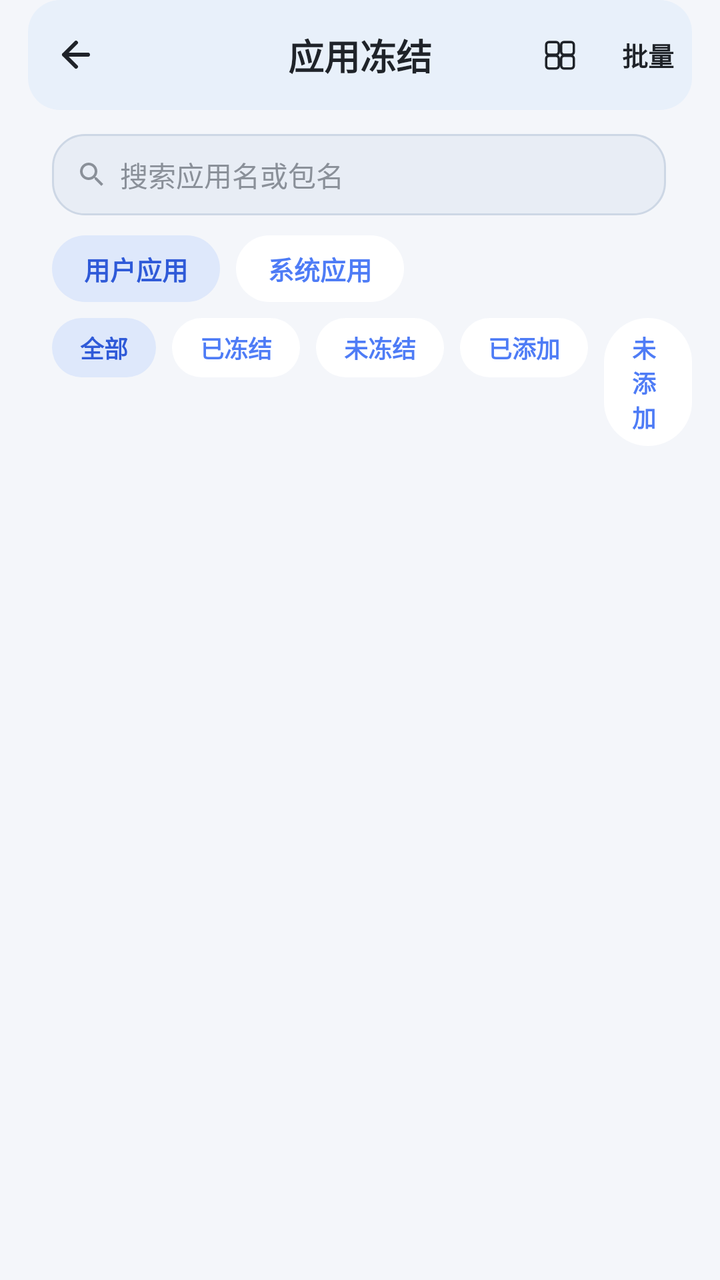
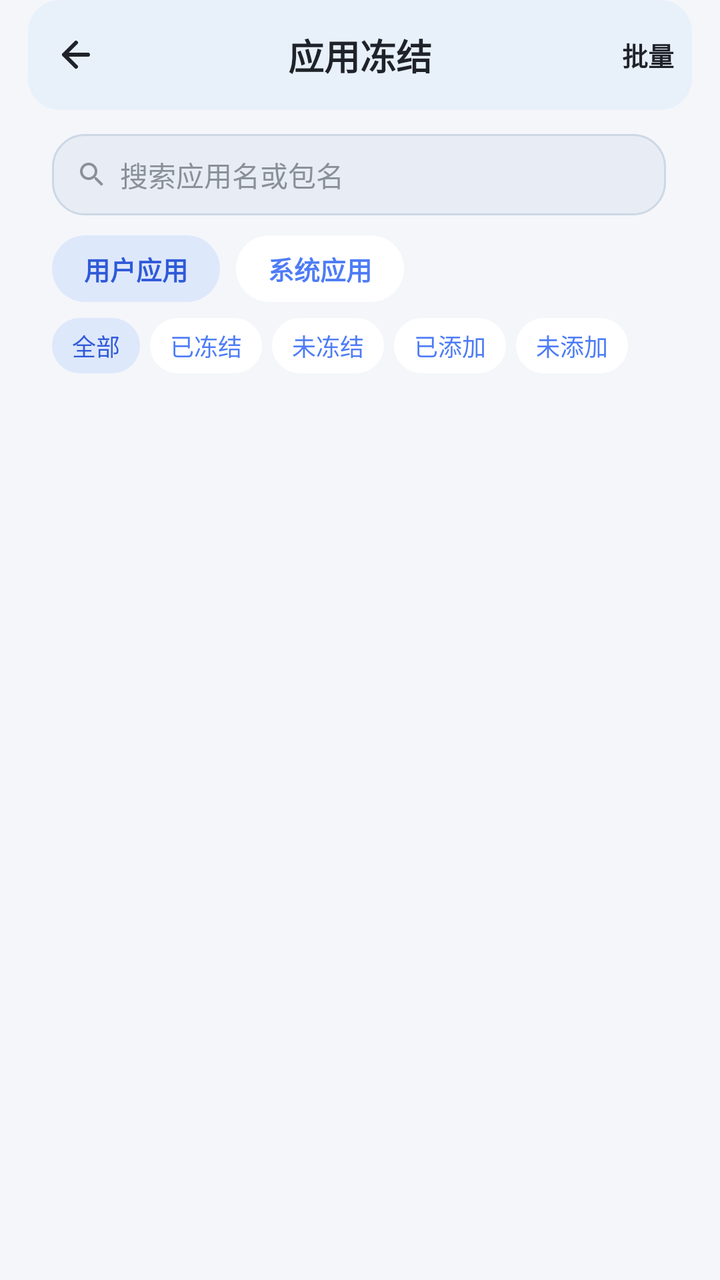

Screens rendered from an Android XML layout before and after an edit, with the pre-edit source and the edit as a unified diff.
<!-- AndroidManifest.xml: application theme Theme.Jin -->
<!-- res/layout/activity_app_freeze.xml -->
<?xml version="1.0" encoding="utf-8"?>
<LinearLayout xmlns:android="http://schemas.android.com/apk/res/android"
    android:layout_width="match_parent"
    android:layout_height="match_parent"
    android:background="@color/page_bg"
    android:orientation="vertical">

    <FrameLayout
        android:id="@+id/pick_header"
        android:layout_width="match_parent"
        android:layout_height="@dimen/page_header_row"
        android:background="@drawable/bg_header">

        
        <LinearLayout
            android:layout_width="wrap_content"
            android:layout_height="match_parent"
            android:layout_gravity="start|center_vertical"
            android:gravity="center_vertical"
            android:orientation="horizontal"
            android:paddingStart="14dp">

            <ImageButton
                android:id="@+id/back"
                style="@style/PageHeaderBack"
                android:layout_marginStart="0dp"
                android:contentDescription="返回"
                android:src="@drawable/ic_back" />
        </LinearLayout>

        <TextView
            android:id="@+id/title"
            style="@style/PageHeaderTitle"
            android:layout_width="wrap_content"
            android:layout_height="wrap_content"
            android:layout_weight="0"
            android:layout_gravity="center"
            android:text="应用冻结" />

        
        <LinearLayout
            android:layout_width="wrap_content"
            android:layout_height="match_parent"
            android:layout_gravity="end|center_vertical"
            android:gravity="center_vertical"
            android:orientation="horizontal"
            android:paddingEnd="14dp">

            <ImageButton
                android:id="@+id/view_mode"
                style="@style/PageHeaderActionIcon"
                android:layout_marginEnd="0dp"
                android:contentDescription="切换列表 / 宫格"
                android:padding="13dp"
                android:scaleType="fitCenter"
                android:src="@drawable/ic_qp_grid" />

            <ImageButton
                android:id="@+id/pick_done"
                style="@style/PageHeaderActionIcon"
                android:layout_marginEnd="0dp"
                android:contentDescription="完成添加至列表"
                android:src="@drawable/ic_pick_done"
                android:tint="@color/blue"
                android:visibility="gone" />

            <TextView
                android:id="@+id/batch"
                style="@style/PageHeaderAction"
                android:layout_marginEnd="0dp"
                android:text="批量" />
        </LinearLayout>
    </FrameLayout>

    <LinearLayout
        android:layout_width="match_parent"
        android:layout_height="wrap_content"
        android:orientation="vertical"
        android:paddingStart="14dp"
        android:paddingTop="12dp"
        android:paddingEnd="14dp">

        <EditText
            android:id="@+id/search"
            android:layout_width="match_parent"
            android:layout_height="wrap_content"
            android:layout_marginStart="12dp"
            android:layout_marginEnd="13dp"
            android:background="@drawable/bg_field_list"
            android:backgroundTint="@null"
            android:cursorVisible="false"
            android:drawableStart="@drawable/ic_sc_search"
            android:drawablePadding="6dp"
            android:hint="搜索应用名或包名"
            android:importantForAutofill="no"
            android:inputType="text"
            android:paddingLeft="12dp"
            android:paddingTop="10dp"
            android:paddingRight="12dp"
            android:paddingBottom="10dp"
            android:singleLine="true"
            android:textColor="@color/text_secondary"
            android:textColorHint="@color/text_secondary"
            android:textSize="14sp" />

        <LinearLayout
            android:layout_width="match_parent"
            android:layout_height="wrap_content"
            android:layout_marginTop="10dp"
            android:orientation="horizontal"
            android:paddingStart="12dp">

            <TextView
                android:id="@+id/filter_user"
                android:layout_width="wrap_content"
                android:layout_height="wrap_content"
                android:background="@drawable/bg_btn_blue_soft"
                android:paddingLeft="16dp"
                android:paddingTop="7dp"
                android:paddingRight="16dp"
                android:paddingBottom="7dp"
                android:text="用户应用"
                android:textColor="@color/tab_selected_text"
                android:textSize="13sp"
                android:textStyle="bold" />

            <TextView
                android:id="@+id/filter_system"
                android:layout_width="wrap_content"
                android:layout_height="wrap_content"
                android:layout_marginStart="8dp"
                android:background="@drawable/bg_btn_white"
                android:paddingLeft="16dp"
                android:paddingTop="7dp"
                android:paddingRight="16dp"
                android:paddingBottom="7dp"
                android:text="系统应用"
                android:textColor="@color/blue"
                android:textSize="13sp"
                android:textStyle="bold" />
        </LinearLayout>

        <LinearLayout
            android:layout_width="match_parent"
            android:layout_height="wrap_content"
            android:layout_marginTop="8dp"
            android:orientation="horizontal"
            android:paddingStart="12dp">

            <TextView
                android:id="@+id/state_all"
                android:layout_width="wrap_content"
                android:layout_height="wrap_content"
                android:background="@drawable/bg_btn_blue_soft"
                android:paddingLeft="14dp"
                android:paddingTop="6dp"
                android:paddingRight="14dp"
                android:paddingBottom="6dp"
                android:text="全部"
                android:textColor="@color/tab_selected_text"
                android:textSize="12sp"
                android:textStyle="bold" />

            <TextView
                android:id="@+id/state_frozen"
                android:layout_width="wrap_content"
                android:layout_height="wrap_content"
                android:layout_marginStart="8dp"
                android:background="@drawable/bg_btn_white"
                android:paddingLeft="14dp"
                android:paddingTop="6dp"
                android:paddingRight="14dp"
                android:paddingBottom="6dp"
                android:text="已冻结"
                android:textColor="@color/blue"
                android:textSize="12sp"
                android:textStyle="bold" />

            <TextView
                android:id="@+id/state_unfrozen"
                android:layout_width="wrap_content"
                android:layout_height="wrap_content"
                android:layout_marginStart="8dp"
                android:background="@drawable/bg_btn_white"
                android:paddingLeft="14dp"
                android:paddingTop="6dp"
                android:paddingRight="14dp"
                android:paddingBottom="6dp"
                android:text="未冻结"
                android:textColor="@color/blue"
                android:textSize="12sp"
                android:textStyle="bold" />

            <TextView
                android:id="@+id/state_in_list"
                android:layout_width="wrap_content"
                android:layout_height="wrap_content"
                android:layout_marginStart="8dp"
                android:background="@drawable/bg_btn_white"
                android:paddingLeft="14dp"
                android:paddingTop="6dp"
                android:paddingRight="14dp"
                android:paddingBottom="6dp"
                android:text="已添加"
                android:textColor="@color/blue"
                android:textSize="12sp"
                android:textStyle="bold" />

            <TextView
                android:id="@+id/state_not_in_list"
                android:layout_width="wrap_content"
                android:layout_height="wrap_content"
                android:layout_marginStart="8dp"
                android:background="@drawable/bg_btn_white"
                android:paddingLeft="14dp"
                android:paddingTop="6dp"
                android:paddingRight="14dp"
                android:paddingBottom="6dp"
                android:text="未添加"
                android:textColor="@color/blue"
                android:textSize="12sp"
                android:textStyle="bold" />
        </LinearLayout>

        <LinearLayout
            android:id="@+id/sys_hint_row"
            android:layout_width="match_parent"
            android:layout_height="wrap_content"
            android:layout_marginTop="8dp"
            android:gravity="center_vertical"
            android:orientation="horizontal"
            android:paddingStart="12dp"
            android:paddingEnd="13dp"
            android:visibility="gone">

            <TextView
                android:id="@+id/sys_hint"
                android:layout_width="0dp"
                android:layout_height="wrap_content"
                android:layout_weight="1"
                android:text="冻结系统应用可能影响系统功能"
                android:textColor="@color/text_secondary"
                android:textSize="12sp" />

            <TextView
                android:id="@+id/sys_hint_dismiss"
                android:layout_width="wrap_content"
                android:layout_height="wrap_content"
                android:paddingStart="8dp"
                android:paddingTop="2dp"
                android:paddingBottom="2dp"
                android:text="不再提示"
                android:textColor="@color/blue"
                android:textSize="12sp" />
        </LinearLayout>

        <LinearLayout
            android:id="@+id/root_state_row"
            android:layout_width="match_parent"
            android:layout_height="wrap_content"
            android:layout_marginTop="8dp"
            android:gravity="center_vertical"
            android:orientation="horizontal"
            android:paddingStart="12dp"
            android:paddingEnd="13dp">

            <TextView
                android:id="@+id/root_state"
                android:layout_width="0dp"
                android:layout_height="wrap_content"
                android:layout_weight="1"
                android:textColor="@color/text_secondary"
                android:textSize="12sp" />

            <TextView
                android:id="@+id/root_state_dismiss"
                android:layout_width="wrap_content"
                android:layout_height="wrap_content"
                android:paddingStart="8dp"
                android:paddingTop="2dp"
                android:paddingEnd="2dp"
                android:paddingBottom="2dp"
                android:text="不再提示"
                android:textColor="@color/blue"
                android:textSize="12sp"
                android:visibility="gone" />
        </LinearLayout>
    </LinearLayout>

    
    <LinearLayout
        android:id="@+id/pick_strip"
        android:layout_width="match_parent"
        android:layout_height="wrap_content"
        android:layout_marginTop="6dp"
        android:orientation="vertical"
        android:visibility="gone" />

    <ScrollView
        android:layout_width="match_parent"
        android:layout_height="0dp"
        android:layout_weight="1"
        android:fillViewport="true"
        android:scrollbars="none">

        <LinearLayout
            android:id="@+id/grid"
            android:layout_width="match_parent"
            android:layout_height="wrap_content"
            android:orientation="vertical"
            android:paddingStart="22dp"
            android:paddingTop="10dp"
            android:paddingEnd="23dp"
            android:paddingBottom="16dp" />
    </ScrollView>

    <LinearLayout
        android:id="@+id/batch_bar"
        android:layout_width="match_parent"
        android:layout_height="wrap_content"
        android:background="@color/page_bg"
        android:orientation="horizontal"
        android:paddingStart="14dp"
        android:paddingTop="8dp"
        android:paddingEnd="14dp"
        android:paddingBottom="12dp"
        android:visibility="gone">

        <TextView
            android:id="@+id/btn_freeze"
            android:layout_width="0dp"
            android:layout_height="wrap_content"
            android:layout_weight="1"
            android:background="@drawable/bg_btn_blue"
            android:gravity="center"
            android:paddingTop="12dp"
            android:paddingBottom="12dp"
            android:text="一键冻结"
            android:textColor="#FFFFFF"
            android:textSize="15sp"
            android:textStyle="bold" />

        <TextView
            android:id="@+id/btn_unfreeze"
            android:layout_width="0dp"
            android:layout_height="wrap_content"
            android:layout_marginStart="10dp"
            android:layout_weight="1"
            android:background="@drawable/bg_btn_white"
            android:gravity="center"
            android:paddingTop="12dp"
            android:paddingBottom="12dp"
            android:text="一键解冻"
            android:textColor="@color/blue"
            android:textSize="15sp"
            android:textStyle="bold" />
    </LinearLayout>

</LinearLayout>
<!-- resources referenced by this layout -->
<resources>
  <color name="blue">#4E7CF6</color>
  <color name="page_bg">#F4F6FA</color>
  <color name="tab_selected_text">#2F5AD8</color>
  <color name="text_secondary">#8A9099</color>
  <dimen name="page_header_row">55dp</dimen>
  <!-- drawable bg_btn_blue (drawable) -->
  <?xml version="1.0" encoding="utf-8"?>
  <shape xmlns:android="http://schemas.android.com/apk/res/android" android:shape="rectangle">
      <solid android:color="@color/blue" />
      <corners android:radius="24dp" />
  </shape>
  <!-- drawable bg_btn_blue_soft (drawable) -->
  <?xml version="1.0" encoding="utf-8"?>
  <shape xmlns:android="http://schemas.android.com/apk/res/android"
      android:shape="rectangle">
      <solid android:color="@color/tab_selected_bg" />
      <corners android:radius="24dp" />
  </shape>
  <!-- drawable bg_btn_white (drawable) -->
  <?xml version="1.0" encoding="utf-8"?>
  <shape xmlns:android="http://schemas.android.com/apk/res/android" android:shape="rectangle">
      <solid android:color="@color/card_bg" />
      <corners android:radius="22dp" />
  </shape>
  <!-- drawable bg_header (drawable) -->
  <?xml version="1.0" encoding="utf-8"?>
  <layer-list xmlns:android="http://schemas.android.com/apk/res/android">
      <item android:left="14dp" android:right="14dp">
          <shape android:shape="rectangle">
              <solid android:color="@color/status_bg" />
              <corners android:radius="16dp" />
          </shape>
      </item>
  </layer-list>
  <style name="PageHeaderActionIcon">
          <item name="android:layout_width">@dimen/page_header_touch</item>
          <item name="android:layout_height">@dimen/page_header_touch</item>
          <item name="android:layout_marginEnd">14dp</item>
          <item name="android:background">@drawable/bg_header_ripple</item>
          <item name="android:padding">@dimen/page_header_action_padding</item>
          <item name="android:tint">@color/text_primary</item>
      </style>
  <style name="PageHeaderBack">
          <item name="android:layout_width">@dimen/page_header_touch</item>
          <item name="android:layout_height">@dimen/page_header_touch</item>
          <item name="android:layout_marginStart">14dp</item>
          <item name="android:background">@drawable/bg_header_ripple</item>
          <item name="android:padding">@dimen/page_header_back_padding</item>
          <item name="android:tint">@color/text_primary</item>
      </style>
  <color name="tab_selected_bg">#DEE8FB</color>
  <color name="card_bg">#FFFFFF</color>
  <color name="accent_surface_bg">#E8EDF5</color>
  <color name="accent_surface_stroke">#647A99</color>
  <color name="accent_surface_stroke_soft">#CDD7E5</color>
  <color name="status_bg">#E8F0FA</color>
  <dimen name="page_header_touch">44dp</dimen>
  <color name="text_primary">#1F2329</color>
  <dimen name="page_header_action_size">13sp</dimen>
  <!-- drawable bg_header_ripple (drawable) -->
  <?xml version="1.0" encoding="utf-8"?>
  <ripple xmlns:android="http://schemas.android.com/apk/res/android"
      android:color="@color/header_ripple">
      <item android:id="@android:id/mask">
          <shape android:shape="oval">
              <solid android:color="#FFFFFF" />
          </shape>
      </item>
  </ripple>
  <dimen name="page_header_action_padding">10dp</dimen>
  <dimen name="page_header_back_padding">10dp</dimen>
  <dimen name="page_header_title_size">18sp</dimen>
  <color name="blue_dark">#2F5AD8</color>
  <color name="header_ripple">#0F1F2329</color>
  <!-- drawable bg_dialog (drawable) -->
  <?xml version="1.0" encoding="utf-8"?>
  <shape xmlns:android="http://schemas.android.com/apk/res/android" android:shape="rectangle">
      <solid android:color="@color/page_bg" />
      <corners android:radius="@dimen/prompt_radius" />
  </shape>
  <dimen name="prompt_radius">16dp</dimen>
  <!-- unchanged entries left out for length: 9 -->
</resources>

<!-- the commit's change to res/layout/activity_app_freeze.xml (unified diff, before → after) -->
@@ -45,15 +45,6 @@
             android:gravity="center_vertical"
             android:orientation="horizontal"
             android:paddingEnd="14dp">
-
-            <ImageButton
-                android:id="@+id/view_mode"
-                style="@style/PageHeaderActionIcon"
-                android:layout_marginEnd="0dp"
-                android:contentDescription="切换列表 / 宫格"
-                android:padding="13dp"
-                android:scaleType="fitCenter"
-                android:src="@drawable/ic_qp_grid" />
 
             <ImageButton
                 android:id="@+id/pick_done"
@@ -140,87 +131,113 @@
                 android:textStyle="bold" />
         </LinearLayout>
 
-        <LinearLayout
-            android:layout_width="match_parent"
-            android:layout_height="wrap_content"
-            android:layout_marginTop="8dp"
-            android:orientation="horizontal"
-            android:paddingStart="12dp">
-
-            <TextView
-                android:id="@+id/state_all"
+        
+        <FrameLayout
+            android:id="@+id/view_mode_row"
+            android:layout_width="match_parent"
+            android:layout_height="wrap_content"
+            android:layout_marginTop="8dp">
+
+            <LinearLayout
+                android:layout_width="wrap_content"
+                android:layout_height="wrap_content"
+                android:layout_gravity="start|center_vertical"
+                android:orientation="horizontal"
+                android:paddingStart="12dp">
+
+                <TextView
+                    android:id="@+id/state_all"
                 android:layout_width="wrap_content"
                 android:layout_height="wrap_content"
                 android:background="@drawable/bg_btn_blue_soft"
-                android:paddingLeft="14dp"
-                android:paddingTop="6dp"
-                android:paddingRight="14dp"
-                android:paddingBottom="6dp"
+                android:gravity="center"
+                android:paddingLeft="10dp"
+                android:paddingTop="5dp"
+                android:paddingRight="10dp"
+                android:paddingBottom="5dp"
+                android:singleLine="true"
                 android:text="全部"
                 android:textColor="@color/tab_selected_text"
-                android:textSize="12sp"
-                android:textStyle="bold" />
+                android:textSize="12sp" />
 
             <TextView
                 android:id="@+id/state_frozen"
                 android:layout_width="wrap_content"
                 android:layout_height="wrap_content"
-                android:layout_marginStart="8dp"
-                android:background="@drawable/bg_btn_white"
-                android:paddingLeft="14dp"
-                android:paddingTop="6dp"
-                android:paddingRight="14dp"
-                android:paddingBottom="6dp"
+                android:layout_marginStart="5dp"
+                android:background="@drawable/bg_btn_white"
+                android:gravity="center"
+                android:paddingLeft="10dp"
+                android:paddingTop="5dp"
+                android:paddingRight="10dp"
+                android:paddingBottom="5dp"
+                android:singleLine="true"
                 android:text="已冻结"
                 android:textColor="@color/blue"
-                android:textSize="12sp"
-                android:textStyle="bold" />
+                android:textSize="12sp" />
 
             <TextView
                 android:id="@+id/state_unfrozen"
                 android:layout_width="wrap_content"
                 android:layout_height="wrap_content"
-                android:layout_marginStart="8dp"
-                android:background="@drawable/bg_btn_white"
-                android:paddingLeft="14dp"
-                android:paddingTop="6dp"
-                android:paddingRight="14dp"
-                android:paddingBottom="6dp"
+                android:layout_marginStart="5dp"
+                android:background="@drawable/bg_btn_white"
+                android:gravity="center"
+                android:paddingLeft="10dp"
+                android:paddingTop="5dp"
+                android:paddingRight="10dp"
+                android:paddingBottom="5dp"
+                android:singleLine="true"
                 android:text="未冻结"
                 android:textColor="@color/blue"
-                android:textSize="12sp"
-                android:textStyle="bold" />
+                android:textSize="12sp" />
 
             <TextView
                 android:id="@+id/state_in_list"
                 android:layout_width="wrap_content"
                 android:layout_height="wrap_content"
-                android:layout_marginStart="8dp"
-                android:background="@drawable/bg_btn_white"
-                android:paddingLeft="14dp"
-                android:paddingTop="6dp"
-                android:paddingRight="14dp"
-                android:paddingBottom="6dp"
+                android:layout_marginStart="5dp"
+                android:background="@drawable/bg_btn_white"
+                android:gravity="center"
+                android:paddingLeft="10dp"
+                android:paddingTop="5dp"
+                android:paddingRight="10dp"
+                android:paddingBottom="5dp"
+                android:singleLine="true"
                 android:text="已添加"
                 android:textColor="@color/blue"
-                android:textSize="12sp"
-                android:textStyle="bold" />
+                android:textSize="12sp" />
 
             <TextView
                 android:id="@+id/state_not_in_list"
                 android:layout_width="wrap_content"
                 android:layout_height="wrap_content"
-                android:layout_marginStart="8dp"
-                android:background="@drawable/bg_btn_white"
-                android:paddingLeft="14dp"
-                android:paddingTop="6dp"
-                android:paddingRight="14dp"
-                android:paddingBottom="6dp"
+                android:layout_marginStart="5dp"
+                android:background="@drawable/bg_btn_white"
+                android:gravity="center"
+                android:paddingLeft="10dp"
+                android:paddingTop="5dp"
+                android:paddingRight="10dp"
+                android:paddingBottom="5dp"
+                android:singleLine="true"
                 android:text="未添加"
                 android:textColor="@color/blue"
-                android:textSize="12sp"
-                android:textStyle="bold" />
-        </LinearLayout>
+                android:textSize="12sp" />
+            </LinearLayout>
+
+            <ImageButton
+                android:id="@+id/view_mode"
+                android:layout_width="32dp"
+                android:layout_height="32dp"
+                android:layout_gravity="end|center_vertical"
+                android:background="?attr/selectableItemBackgroundBorderless"
+                android:contentDescription="切换列表 / 宫格"
+                android:focusable="false"
+                android:padding="8dp"
+                android:scaleType="fitCenter"
+                android:src="@drawable/ic_qp_grid"
+                android:visibility="gone" />
+        </FrameLayout>
 
         <LinearLayout
             android:id="@+id/sys_hint_row"
